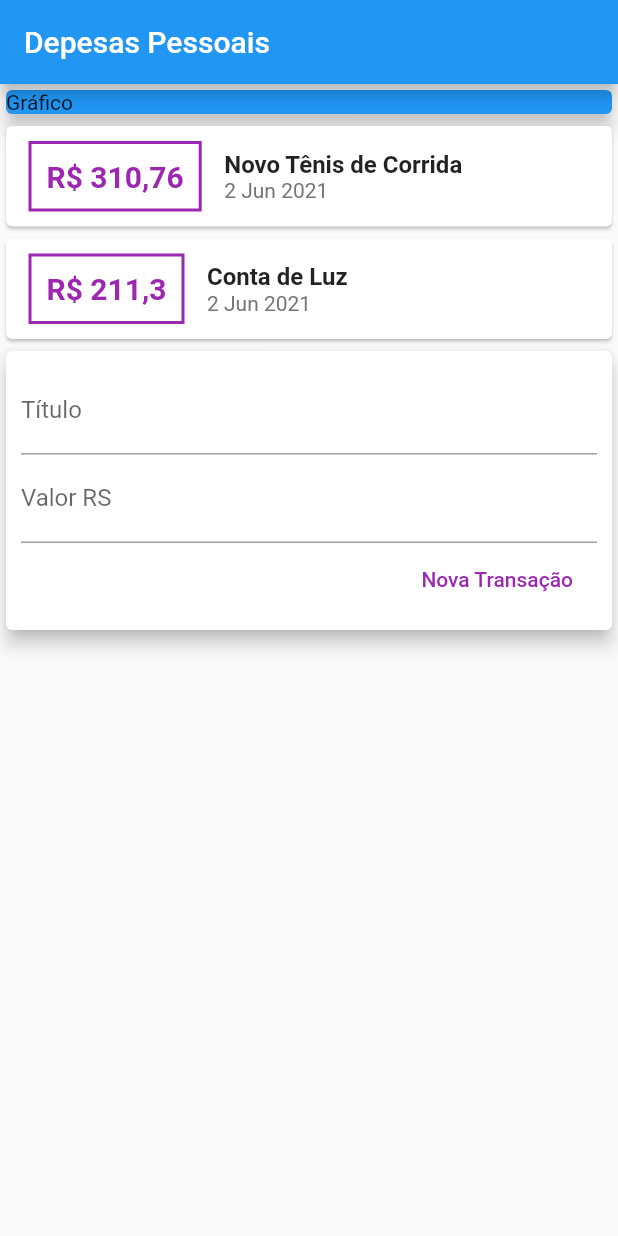
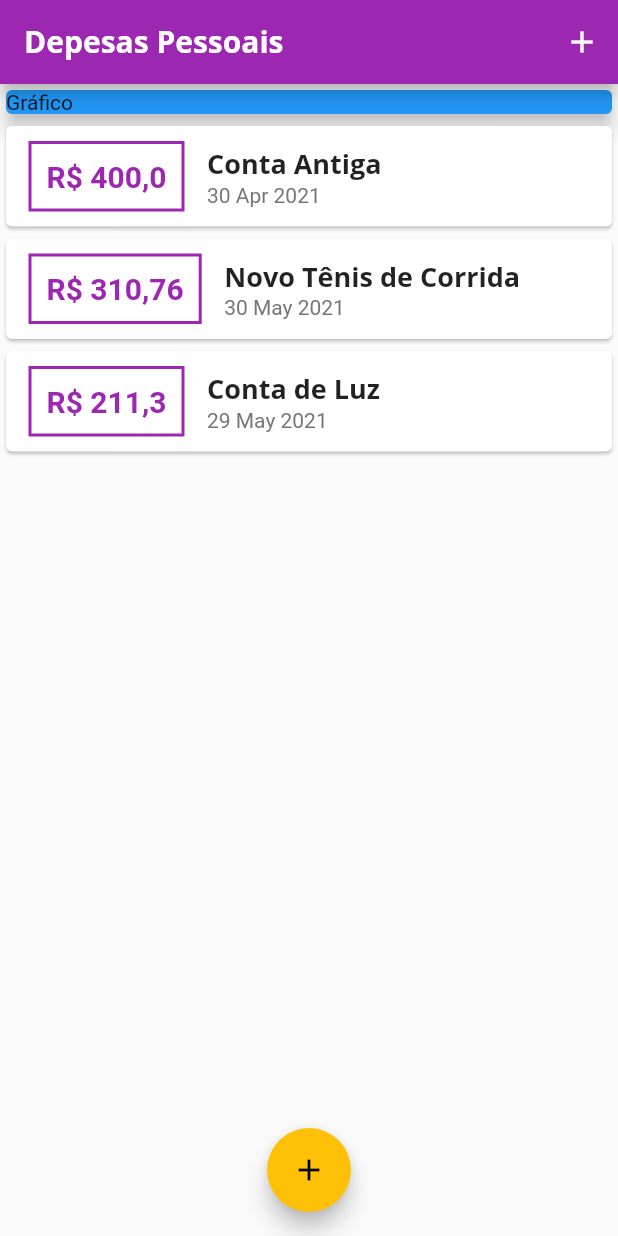
Before and after one commit to paulounisul/expenses, a Flutter app: the screen it shows after launch, on a phone screen of 412 x 824 dp. Run offline on Flutter 3.47's test engine with Material 2 defaults, Android fonts, the phone set to English and light mode, and no system bars.

Commit message:
Finalizado até chart #2

```diff
--- a/lib/components/transaction_list.dart
+++ b/lib/components/transaction_list.dart
@@ -10,16 +10,41 @@ class TransactionList extends StatelessWidget {
 
   @override
   Widget build(BuildContext context) {
-    return Column(
-      children: transactions.map((tr) {
+    return Container(
+      height: 300,
+      //Os view precisa de um pai que tenha tamanho pré definido.
+      child: transactions.isEmpty
+          ? Column(
+              children: <Widget>[
+                SizedBox(height: 20),
+                Text(
+                  'Nenhuma Transação Cadastrada!!',
+                  style: Theme.of(context).textTheme.headline6,
+                ),
+                SizedBox(height: 20),
+                Container(
+                  height: 200,
+                  child: Image.asset(
+                    'assets/images/waiting.png',
+                    fit: BoxFit.cover,
+                  ),
+                ),
+              ],
+            )
+          : ListView.builder(
+              itemCount: transactions.length,
+              itemBuilder: (ctx, index) {
+                final tr = transactions[index];
                 return Card(
                   child: Row(
                     children: <Widget>[
                       Container(
-                margin: EdgeInsets.symmetric(horizontal: 15, vertical: 10),
+                        margin:
+                            EdgeInsets.symmetric(horizontal: 15, vertical: 10),
                         decoration: BoxDecoration(
                           border: Border.all(
-                    color: Colors.purple,
+                            //color: Colors.purple,
+                            color: Theme.of(context).primaryColor,
                             width: 2,
                           ),
                         ),
@@ -32,7 +57,8 @@ class TransactionList extends StatelessWidget {
                           style: TextStyle(
                             fontWeight: FontWeight.bold,
                             fontSize: 20,
-                    color: Colors.purple,
+                            //color: Colors.purple,
+                            color: Theme.of(context).primaryColor,
                           ),
                         ),
                       ),
@@ -41,10 +67,11 @@ class TransactionList extends StatelessWidget {
                         children: <Widget>[
                           Text(
                             tr.title,
-                    style: TextStyle(
-                      fontWeight: FontWeight.bold,
-                      fontSize: 16,
-                    ),
+                            style: Theme.of(context).textTheme.headline6,
+                            // style: TextStyle(
+                            //   fontWeight: FontWeight.bold,
+                            //   fontSize: 16,
+                            // ),
                           ),
                           Text(
                             DateFormat('d MMM y').format(tr.date),
@@ -57,7 +84,9 @@ class TransactionList extends StatelessWidget {
                     ],
                   ),
                 );
-      }).toList(),
+              },
+              // children: transactions.map((tr) {}).toList(),
+            ),
     );
   }
 }
--- a/lib/components/transaction_user.dart
+++ /dev/null
@@ -1,53 +0,0 @@
-import 'dart:math';
-import 'package:flutter/material.dart';
-import 'transaction_form.dart';
-import 'transaction_list.dart';
-import '../models/transaction.dart';
-
-class TransactionUser extends StatefulWidget {
-  @override
-  _TransactionUserState createState() => _TransactionUserState();
-}
-
-class _TransactionUserState extends State<TransactionUser> {
-  final _transactions = [
-    Transaction(
-      id: 't1',
-      title: 'Novo Tênis de Corrida',
-      value: 310.76,
-      date: DateTime.now(),
-    ),
-    Transaction(
-      id: 't2',
-      title: 'Conta de Luz',
-      value: 211.30,
-      date: DateTime.now(),
-    ),
-  ];
-
-  _addTransaction(String title, double value) {
-    final newTransaction = Transaction(
-      id: Random().nextDouble().toString(),
-      title: title,
-      value: value,
-      date: DateTime.now(),
-    );
-
-    setState(() {
-      _transactions.add(newTransaction);
-    });
-  }
-
-  @override
-  Widget build(BuildContext context) {
-    return Column(
-      children: <Widget>[
-        //Comunicação direta.. Passando os paramentros para o componente filho.
-        TransactionList(_transactions),
-        //Comunicação indireta, passando uma função onde o
-        //filho, que vai chamar quando necessário
-        TransactionForm(_addTransaction),
-      ],
-    );
-  }
-}
--- a/lib/main.dart
+++ b/lib/main.dart
@@ -1,5 +1,11 @@
+import 'dart:ui';
+
+import 'package:expenses/components/transaction_form.dart';
 import 'package:flutter/material.dart';
-import 'components/transaction_user.dart';
+import 'dart:math';
+import 'components/transaction_form.dart';
+import 'components/transaction_list.dart';
+import 'models/transaction.dart';
 
 main() => runApp(ExpensesApp());
 
@@ -8,18 +14,107 @@ class ExpensesApp extends StatelessWidget {
   Widget build(BuildContext context) {
     return MaterialApp(
       home: MyHomePage(),
+      theme: ThemeData(
+        primarySwatch: Colors.purple,
+        accentColor: Colors.amber,
+        fontFamily: 'Quicksand',
+        textTheme: ThemeData.light().textTheme.copyWith(
+              //title is deprecated.
+              headline6: TextStyle(
+                fontFamily: 'OpenSans',
+                fontSize: 18,
+                fontWeight: FontWeight.bold,
+              ),
+            ),
+        appBarTheme: AppBarTheme(
+          textTheme: ThemeData.light().textTheme.copyWith(
+                headline6: TextStyle(
+                  fontFamily: 'OpenSans',
+                  fontSize: 20,
+                  fontWeight: FontWeight.bold,
+                ),
+              ),
+        ),
+      ),
     );
   }
 }
 
-class MyHomePage extends StatelessWidget {
+class MyHomePage extends StatefulWidget {
+  @override
+  _MyHomePageState createState() => _MyHomePageState();
+}
+
+class _MyHomePageState extends State<MyHomePage> {
+  final List<Transaction> _transactions = [
+    Transaction(
+      id: 't0',
+      title: 'Conta Antiga',
+      value: 400.00,
+      date: DateTime.now().subtract(Duration(days: 33)),
+    ),
+    Transaction(
+      id: 't1',
+      title: 'Novo Tênis de Corrida',
+      value: 310.76,
+      date: DateTime.now().subtract(Duration(days: 3)),
+    ),
+    Transaction(
+      id: 't2',
+      title: 'Conta de Luz',
+      value: 211.30,
+      date: DateTime.now().subtract(Duration(days: 4)),
+    ),
+  ];
+
+  List<Transaction> get _recentTransactions {
+    return _transactions.where((tr) {
+      return tr.date.isAfter(DateTime.now().subtract(
+        Duration(days: 7),
+      ));
+    }).toList();
+  }
+
+  _addTransaction(String title, double value) {
+    final newTransaction = Transaction(
+      id: Random().nextDouble().toString(),
+      title: title,
+      value: value,
+      date: DateTime.now(),
+    );
+
+    setState(() {
+      _transactions.add(newTransaction);
+    });
+
+    Navigator.of(context).pop();
+  }
+
+  _openTransactionFormModal(BuildContext context) {
+    showModalBottomSheet(
+      context: context,
+      builder: (_) {
+        return TransactionForm(_addTransaction);
+      },
+    );
+  }
+
   @override
   Widget build(BuildContext context) {
     return Scaffold(
       appBar: AppBar(
-        title: Text('Depesas Pessoais'),
+        title: Text(
+          'Depesas Pessoais',
         ),
-      body: Column(
+        actions: <Widget>[
+          IconButton(
+            icon: Icon(Icons.add),
+            onPressed: () => _openTransactionFormModal(context),
+          ),
+        ],
+      ),
+      body: SingleChildScrollView(
+        child: Column(
           crossAxisAlignment: CrossAxisAlignment.stretch,
           children: <Widget>[
             Container(
@@ -29,9 +124,15 @@ class MyHomePage extends StatelessWidget {
                 elevation: 5,
               ),
             ),
-          TransactionUser(),
+            TransactionList(_transactions),
           ],
         ),
+      ),
+      floatingActionButton: FloatingActionButton(
+        child: Icon(Icons.add),
+        onPressed: () => _openTransactionFormModal(context),
+      ),
+      floatingActionButtonLocation: FloatingActionButtonLocation.centerFloat,
     );
   }
 }
```
Also changed, not shown: lib/components/chart.dart (added, +45 -0 lines), lib/components/transaction_form.dart (+25 -9 lines), pubspec.yaml (+13 -8 lines), assets/fonts/OpenSans-Bold.ttf (added), assets/fonts/OpenSans-Regular.ttf (added), assets/fonts/Quicksand-Bold.ttf (added), assets/fonts/Quicksand-Light.ttf (added), assets/fonts/Quicksand-Medium.ttf (added), assets/fonts/Quicksand-Regular.ttf (added). Lines whose indentation alone changed are shown as unchanged.
